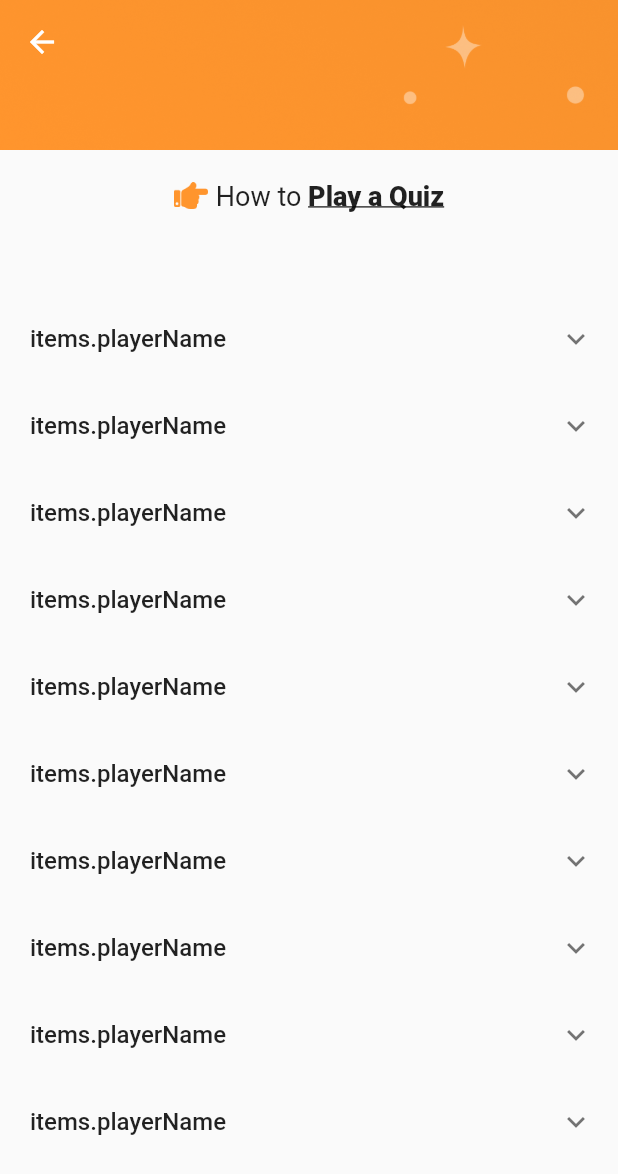
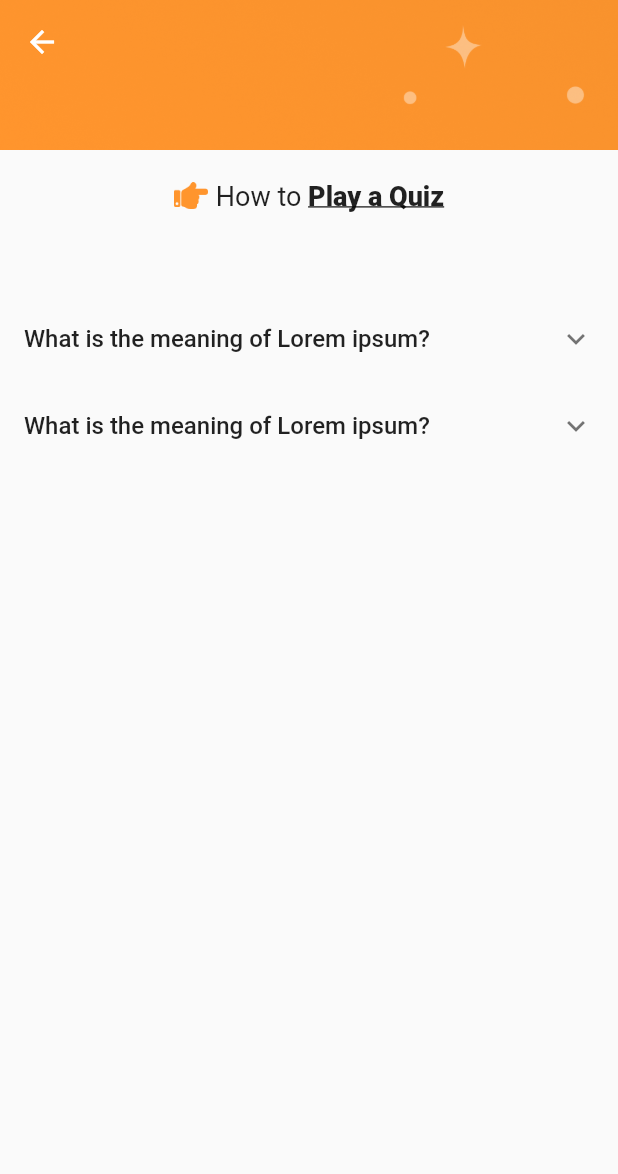
Before and after one commit to Amangupt123/ui_degi, a Flutter app: the screen it shows after launch, after a tap on "Play a Quiz", on a phone screen of 412 x 824 dp. Shown: the top 1174 px of the screen. Run offline on Flutter 3.47's test engine with Material 2 defaults, Android fonts, the phone set to English and light mode, and no system bars; our stand-ins replace flutter_svg, video_player; network calls fail.

Commit message:
wednesday(bhudvar)

```diff
--- a/lib/Home.dart
+++ b/lib/Home.dart
@@ -3,6 +3,7 @@
 import 'dart:async';
 
 import 'package:flutter/material.dart';
+import 'package:video_player/video_player.dart';
 
 class HomePage extends StatefulWidget {
   HomePage({Key? key}) : super(key: key);
@@ -254,6 +255,7 @@ class _HomePageState extends State<HomePage> {
           )
         ],
       ),
+
     );
   }
 }
--- a/lib/Home2.dart
+++ b/lib/Home2.dart
@@ -2,7 +2,10 @@ import 'dart:async';
 
 import 'package:flutter/material.dart';
 import 'package:flutter_svg/flutter_svg.dart';
-import 'package:ui_degi/Quiz.dart';
+import 'package:video_player/video_player.dart';
+
+import 'Quiz.dart';
+//import 'package:ui_degi/Quiz.dart';
 
 class Home2 extends StatefulWidget {
   const Home2({Key? key}) : super(key: key);
@@ -12,6 +15,8 @@ class Home2 extends StatefulWidget {
 }
 
 class _Home2State extends State<Home2> {
+  VideoPlayerController? _controller;
+
   static const duration = Duration(seconds: 1);
 
   final eventTime = DateTime.parse('2021-01-09 03:41:00');
@@ -29,13 +34,11 @@ class _Home2State extends State<Home2> {
       });
     }
   }
-
   @override
   void initState() {
     timerFunc();
     super.initState();
   }
-
   @override
   void dispose() {
     if (timer != null) {
@@ -43,7 +46,6 @@ class _Home2State extends State<Home2> {
     }
     super.dispose();
   }
-
   void handleTick() {
     if (timeDiff > 0) {
       if (mounted) {
@@ -53,11 +55,27 @@ class _Home2State extends State<Home2> {
               timeDiff = timeDiff - 1;
             } else {
               print('Times up!');
-              //Do something
+
             }
           });
         }
       }
+    }
+    void initState() {
+      _controller = VideoPlayerController.network('https://flutter.github.io/assets-for-api-docs/assets/videos/bee.mp4')
+        ..initialize().then((_) {
+          // Ensure the first frame is shown after the video is initialized, even before the play button has been pressed.
+          setState(() {
+            _controller!.play();
+          });
+        });
+      super.initState();
+    }
+
+    @override
+    void dispose() {
+      super.dispose();
+      _controller!.dispose();
     }
   }
 
@@ -102,39 +120,31 @@ class _Home2State extends State<Home2> {
                 const SizedBox(height: 50),
                 Row(
                   mainAxisAlignment: MainAxisAlignment.center,
-                      children:  [ Image.asset("assets/image/Vector@2x.png",scale: 2,),
-                      Padding(padding: EdgeInsets.only(left: 5)
+                  children: [
+                    Image.asset(
+                      "assets/image/Vector@2x.png",
+                      scale: 2,
                     ),
+                    Padding(padding: EdgeInsets.only(left: 5)),
                     Text(
                       "How to ",
-                          style: TextStyle(fontSize: 18, fontWeight: FontWeight.w400),
+                      style: TextStyle(fontSize: 20, fontWeight: FontWeight.w400),
                     ),
-                      InkWell(onTap: () {
-                        Navigator.push(
-                            context,
-                            MaterialPageRoute(
-                                builder: (context) => Quiz()));
+                    InkWell(
+                      onTap: () {
+                        Navigator.push(context, MaterialPageRoute(builder: (context) => Quiz()));
                       },
                       child: Text(
                         "Play a Quiz",
-                            style: TextStyle(fontSize: 18, fontWeight: FontWeight.w900,decoration: TextDecoration.underline,),
+                        style: TextStyle(
+                          fontSize: 20,
+                          fontWeight: FontWeight.w900,
+                          decoration: TextDecoration.underline,
+                        ),
                       ),
                     )
                   ],
                 ),
-                // const Text.rich(
-                //   TextSpan(
-                //     children: [
-                //       TextSpan(text: "How to ",),
-
-                //       TextSpan(
-                //         text: "Play a Quiz",
-                //         style: TextStyle(fontWeight: FontWeight.bold),
-                //       ),
-
-                //     ],
-                //   ),
-                // ),
                 SizedBox(height: 15),
                 GridView(
                   gridDelegate: const SliverGridDelegateWithFixedCrossAxisCount(
@@ -144,12 +154,39 @@ class _Home2State extends State<Home2> {
                     childAspectRatio: 100 / 80,
                   ),
                   children: [
-                    Container(decoration: BoxDecoration(
+                    InkWell(
+                      onTap: (() {
+                        showGeneralDialog(
+                          context: context,
+                          pageBuilder: (BuildContext buildContext, Animation<double> animation, Animation<double> secondaryAnimation) {
+                            return Center(
+                              child: Container(
+                                  child: _controller != null
+                                      ? _controller!.value.isInitialized
+                                          ? AspectRatio(
+                                              aspectRatio: _controller!.value.aspectRatio,
+                                              child: VideoPlayer(_controller!),
+                                            )
+                                          : Container()
+                                     : CircularProgressIndicator(),
+                                  width: 384,
+                                  height: 300.0,
+                                  color: Color(0xffFFFFFF)),
+                            );
+                          },
+                          barrierDismissible: true,
+                          barrierLabel: MaterialLocalizations.of(context).modalBarrierDismissLabel,
+                          barrierColor: Colors.transparent,
+                          transitionDuration: const Duration(milliseconds: 200),
+                        );
+                      }),
+                      child: Container(
+                          decoration: BoxDecoration(
                         image: DecorationImage(
                           image: AssetImage("assets/image/live_quiz.png"),
                           fit: BoxFit.fitWidth,
                         ),
-                  )
+                      )),
                     ),
                     Container(
                         decoration: BoxDecoration(
@@ -157,24 +194,21 @@ class _Home2State extends State<Home2> {
                         image: AssetImage("assets/image/leaderboard.png"),
                         fit: BoxFit.fitWidth,
                       ),
-                  )
-                    ),
+                    )),
                     Container(
                         decoration: BoxDecoration(
                       image: DecorationImage(
                         image: AssetImage("assets/image/statistics@2x.png"),
                         fit: BoxFit.fitWidth,
                       ),
-                  )
-                    ),
+                    )),
                     Container(
                         decoration: BoxDecoration(
                       image: DecorationImage(
                         image: AssetImage("assets/image/Group 5268.png"),
                         fit: BoxFit.fitWidth,
                       ),
-                  )
-                    ),
+                    )),
                   ],
                   padding: EdgeInsets.all(10),
                   shrinkWrap: true,
@@ -190,7 +224,8 @@ class _Home2State extends State<Home2> {
                     color: Colors.orange,
                     borderRadius: BorderRadius.circular(10.0),
                   ),
-                  child: Container(                    width: 370,
+                  child: Container(
+                    width: 370,
                     height: 75,
                     decoration: BoxDecoration(
                       color: Color(0xffFFFFFF),
@@ -204,19 +239,31 @@ class _Home2State extends State<Home2> {
                     child: Row(
                       mainAxisAlignment: MainAxisAlignment.spaceBetween,
                       children: [
-
-                        Column(children: [
-                          SizedBox(height: 25,),
-                          Text("    Your subscription will be Ended",style: TextStyle(fontSize: 14,
-                           fontWeight: FontWeight.w500, color: const Color(0xff505050)),
+                        Column(
+                          children: [
+                            SizedBox(
+                              height: 25,
                             ),
-                          Text("04 May 2022",style: TextStyle(fontSize: 18,
-                           fontWeight: FontWeight.w600, color: const Color(0xff000000))),
-                        ],),
-                        ElevatedButton(style: ButtonStyle(
+                            Text(
+                              "    Your subscription will be Ended",
+                              style: TextStyle(fontSize: 14, fontWeight: FontWeight.w500, color: const Color(0xff505050)),
+                            ),
+                            Text("04 May 2022",
+                                style: TextStyle(fontSize: 18, fontWeight: FontWeight.w600, color: const Color(0xff000000))),
+                          ],
+                        ),
+                        ElevatedButton(
+                            style: ButtonStyle(
                               backgroundColor: MaterialStateProperty.all<Color>(Colors.orange),
-  ), onPressed: () {  },
-                         child: Text("Buy Now",style: TextStyle(fontSize: 16,fontWeight: FontWeight.w400,),))
+                            ),
+                            onPressed: () {},
+                            child: Text(
+                              "Buy Now",
+                              style: TextStyle(
+                                fontSize: 16,
+                                fontWeight: FontWeight.w400,
+                              ),
+                            ))
                       ],
                     ),
                   ),
@@ -243,16 +290,25 @@ class _Home2State extends State<Home2> {
                 child: Column(
                   children: [
                     const SizedBox(height: 4),
-                    Row(mainAxisAlignment: MainAxisAlignment.center,
-                      children: [ SvgPicture.asset("assets/image/Group 74440.svg",),
-                      SizedBox(height: 3,width: 4,),
+                    Row(
+                      mainAxisAlignment: MainAxisAlignment.center,
+                      children: [
+                        SvgPicture.asset(
+                          "assets/image/Group 74440.svg",
+                        ),
+                        SizedBox(
+                          height: 3,
+                          width: 4,
+                        ),
                         const Text(
                           "Time left for Next Quiz ",
-                          style: TextStyle(color: Colors.white, fontSize: 20),
+                          style: TextStyle(color: Colors.white, fontSize: 23),
                         ),
                       ],
                     ),
-                    const SizedBox(height: 34,),
+                    const SizedBox(
+                      height: 34,
+                    ),
                     Row(
                       //crossAxisAlignment: CrossAxisAlignment.start,
                       mainAxisAlignment: MainAxisAlignment.center,
@@ -262,7 +318,7 @@ class _Home2State extends State<Home2> {
                           children: [
                             Text(
                               "$days",
-                              style: const TextStyle(fontSize: 24, fontWeight: FontWeight.w700, color: Colors.white),
+                              style: const TextStyle(fontSize: 28, fontWeight: FontWeight.w700, color: Colors.white),
                             ),
                             Text(
                               "Days",
@@ -348,7 +404,6 @@ class _Home2State extends State<Home2> {
               ),
 
               //  SizedBox(height: 10),
-
             ]),
             SizedBox(height: 50),
             Positioned(
--- a/lib/Quiz.dart
+++ b/lib/Quiz.dart
@@ -1,4 +1,6 @@
 import 'package:flutter/material.dart';
+
+import 'Videoadd.dart';
 
 class Quiz extends StatefulWidget {
   Quiz({Key? key}) : super(key: key);
@@ -8,6 +10,9 @@ class Quiz extends StatefulWidget {
 }
 
 class _QuizState extends State<Quiz> {
+
+List<String> List_naa =["ram","s"] ;
+
   @override
   Widget build(BuildContext context) {
     Size screenSize = MediaQuery.of(context).size;
@@ -44,7 +49,7 @@ class _QuizState extends State<Quiz> {
                 ),
                 InkWell(
                   onTap: () {
-                    Navigator.push(context, MaterialPageRoute(builder: (context) => Quiz()));
+                    Navigator.push(context, MaterialPageRoute(builder: (context) => Video()));
                   },
                   child: Text(
                     "Play a Quiz",
@@ -59,38 +64,28 @@ class _QuizState extends State<Quiz> {
             ),
             Flexible(
               child: ListView.builder(
-                  itemCount: 10,
+                  itemCount: 2,
                   itemBuilder: (BuildContext context, int index) {
                     return const ExpansionTile(
                       title: Text(
-                        ' items.playerName',
+                        'What is the meaning of Lorem ipsum?',
                         style: TextStyle(fontSize: 16.0, fontWeight: FontWeight.w500),
                       ),
                       children: <Widget>[
                         ListTile(
                           title: Text(
-                            ' items.description',
-                            style: TextStyle(fontWeight: FontWeight.w700),
+                            "Literally it does not mean anything. It is a sequence of words without a sense of Latin derivation that make up a text also known as filler text, fictitious, blind or placeholder.The Lorem Ipsum text is used to fill spaces designated to host texts that have not yet been published.Lorem Ipsum is simply dummy text of the printing and typesetting industry. Lorem Ipsum has been the industry's standard dummy text ever since the 1500s, when an unknown printer took a galley of type and scrambled it to make a type specimen book. It has survived not only five centuries, but also the leap into electronic typesetting, remaining essentially unchanged. It was popularised in the 1960s with the release of Letraset sheets containing Lorem Ipsum passages, and more recently with desktop publishing software like Aldus PageMaker including versions of Lorem Ipsum."
+
+
+                            ,
+                            style: TextStyle(fontWeight: FontWeight.w400),
                           ),
                         )
                       ],
                     );
                   }),
             ),
-            // ExpansionTile(
-            //   title: Text(
-            //     ' items.playerName',
-            //     style: TextStyle(fontSize: 16.0, fontWeight: FontWeight.w500),
-            //   ),
-            //   children: <Widget>[
-            //     ListTile(
-            //       title: Text(
-            //         ' items.description',
-            //         style: TextStyle(fontWeight: FontWeight.w700),
-            //       ),
-            //     )
-            //   ],
-            // ),
+
           ],
         ),
       ),
--- a/lib/main.dart
+++ b/lib/main.dart
@@ -2,6 +2,8 @@ import 'package:flutter/material.dart';
 import 'Home.dart';
 import 'Home2.dart';
 import 'Quiz.dart';
+import 'Videoadd.dart';
+
 void main() {
   runApp(MyApp());
 }
@@ -19,7 +21,6 @@ class _MyAppState extends State<MyApp> {
     return MaterialApp(
       home: Home2(),
       // home:HomePage() ,
-
     );
   }
 }
--- a/pubspec.yaml
+++ b/pubspec.yaml
@@ -34,6 +34,8 @@ dependencies:
   # The following adds the Cupertino Icons font to your application.
   # Use with the CupertinoIcons class for iOS style icons.
   cupertino_icons: ^1.0.2
+
+  video_player: ^2.4.2
   flutter_svg: ^1.0.3
 
 dev_dependencies:
```
Also changed, not shown: lib/Videoadd.dart (added, +57 -0 lines), pubspec.lock, 1 other file. Lines whose indentation alone changed are shown as unchanged.
